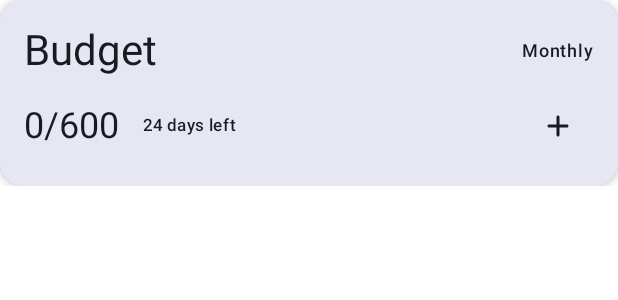
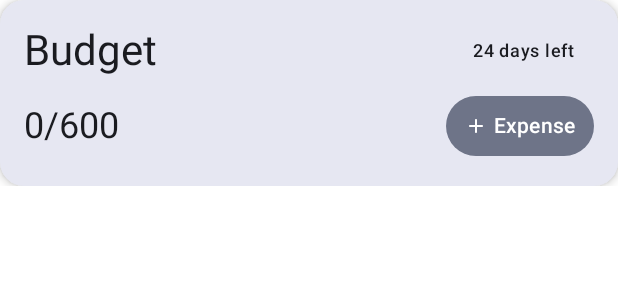
Before and after one commit to dominikgold/composed-budgets, an Android app built with Jetpack Compose: the @Preview function BudgetsOverviewListItemPreview, on a phone screen of 412 x 824 dp. Shown: the top 300 px of the screen. Run offline under Robolectric (Android 15) with nearby library versions, the phone set to English and light mode, and no system bars.

Commit message:
improve budgets list item UI

```diff
--- a/app/src/main/java/com/dominikgold/composedbudgets/features/overview/BudgetsOverviewListItem.kt
+++ b/app/src/main/java/com/dominikgold/composedbudgets/features/overview/BudgetsOverviewListItem.kt
@@ -2,17 +2,19 @@ package com.dominikgold.composedbudgets.features.overview
 
 import android.content.Context
 import androidx.compose.foundation.layout.Column
+import androidx.compose.foundation.layout.PaddingValues
 import androidx.compose.foundation.layout.Row
 import androidx.compose.foundation.layout.Spacer
 import androidx.compose.foundation.layout.fillMaxWidth
 import androidx.compose.foundation.layout.height
 import androidx.compose.foundation.layout.padding
+import androidx.compose.foundation.layout.size
 import androidx.compose.foundation.layout.width
 import androidx.compose.foundation.shape.RoundedCornerShape
 import androidx.compose.material.icons.Icons
 import androidx.compose.material.icons.rounded.Add
+import androidx.compose.material3.FilledTonalButton
 import androidx.compose.material3.Icon
-import androidx.compose.material3.IconButton
 import androidx.compose.material3.MaterialTheme
 import androidx.compose.material3.Surface
 import androidx.compose.material3.Text
@@ -21,6 +23,7 @@ import androidx.compose.ui.Alignment
 import androidx.compose.ui.Modifier
 import androidx.compose.ui.graphics.Color
 import androidx.compose.ui.platform.LocalContext
+import androidx.compose.ui.res.stringResource
 import androidx.compose.ui.text.style.TextOverflow
 import androidx.compose.ui.tooling.preview.Preview
 import androidx.compose.ui.unit.dp
@@ -36,6 +39,7 @@ import com.dominikgold.composedbudgets.domain.entities.name
 import com.dominikgold.composedbudgets.ui.theme.ComposedBudgetsTheme
 import java.time.Period
 import java.time.ZonedDateTime
+import java.time.temporal.ChronoUnit
 
 data class BudgetsOverviewListItem(
     private val expensesInBudget: ExpensesInBudget,
@@ -65,7 +69,11 @@ data class BudgetsOverviewListItem(
             return context.resources.getQuantityString(R.plurals.days_left_on_period_format, daysLeft, daysLeft)
         }
 
-        return context.getString(R.string.budget_period_expires_today)
+        val hoursLeft = ChronoUnit.HOURS.between(currentTime, endOfPeriod).toInt()
+        if (hoursLeft > 0) {
+            return context.resources.getQuantityString(R.plurals.hours_left_on_period_format, hoursLeft, hoursLeft)
+        }
+        return context.getString(R.string.budget_period_expires_very_soon)
     }
 }
 
@@ -84,9 +92,10 @@ fun BudgetsOverviewListItemUi(item: BudgetsOverviewListItem, onAddExpenseClicked
                 )
                 Spacer(modifier = Modifier.width(16.dp))
                 Text(
-                    text = item.budgetInterval(context),
+                    text = item.timeLeft(context),
                     style = MaterialTheme.typography.labelMedium,
                 )
+                Spacer(modifier = Modifier.width(12.dp))
             }
             Spacer(modifier = Modifier.height(8.dp))
             Row(Modifier.fillMaxWidth(), verticalAlignment = Alignment.CenterVertically) {
@@ -95,14 +104,11 @@ fun BudgetsOverviewListItemUi(item: BudgetsOverviewListItem, onAddExpenseClicked
                     color = if (item.isOverdrafted) MaterialTheme.colorScheme.error else Color.Unspecified,
                     style = MaterialTheme.typography.headlineSmall,
                 )
-                Spacer(modifier = Modifier.width(16.dp))
-                Text(
-                    text = item.timeLeft(context),
-                    style = MaterialTheme.typography.labelSmall,
-                )
                 Spacer(modifier = Modifier.weight(1f))
-                IconButton(onClick = onAddExpenseClicked) {
-                    Icon(Icons.Rounded.Add, contentDescription = null)
+                FilledTonalButton(onClick = onAddExpenseClicked, contentPadding = PaddingValues(horizontal = 12.dp)) {
+                    Icon(Icons.Rounded.Add, modifier = Modifier.size(16.dp), contentDescription = null)
+                    Spacer(modifier = Modifier.width(4.dp))
+                    Text(text = stringResource(id = R.string.budget_add_expense_button))
                 }
             }
         }
--- a/app/src/main/res/values/strings.xml
+++ b/app/src/main/res/values/strings.xml
@@ -19,6 +19,7 @@
     <string name="edit_budget_overdraft_carryover_percentage_title">Overdraft carryover</string>
     <string name="percentage_value_format_string">%d%%</string>
     <string name="budgets_overview_add_budget_button">Budget</string>
-    <string name="budget_period_expires_today">Renews today</string>
+    <string name="budget_period_expires_very_soon">Renews soon</string>
     <string name="edit_budget_delete_button">Delete</string>
+    <string name="budget_add_expense_button">Expense</string>
 </resources>
```
Also changed, not shown: app/src/main/java/com/dominikgold/composedbudgets/features/expenses/AddExpenseBottomSheetUi.kt (+6 -1 lines).
